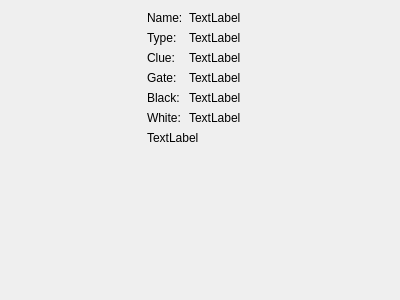
Above: arkhorclient/gui/mythosdatawidget.ui from kingnak/arkhor before the change. Below: the same form after it.
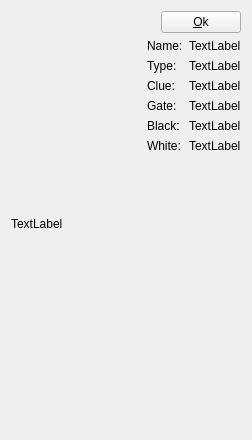
That is the form after the change. Icons and pictures are not drawn.

```diff
--- a/arkhorclient/gui/mythosdatawidget.ui
+++ b/arkhorclient/gui/mythosdatawidget.ui
@@ -6,14 +6,16 @@
    <rect>
     <x>0</x>
     <y>0</y>
-    <width>400</width>
-    <height>300</height>
+    <width>244</width>
+    <height>440</height>
    </rect>
   </property>
   <property name="windowTitle">
    <string>Form</string>
   </property>
-  <layout class="QHBoxLayout" name="horizontalLayout" stretch="0,1">
+  <layout class="QVBoxLayout" name="verticalLayout_3" stretch="0,1">
+   <item>
+    <layout class="QHBoxLayout" name="horizontalLayout_2">
    <item>
     <widget class="QLabel" name="lblMythosCard">
      <property name="minimumSize">
@@ -40,9 +42,36 @@
     </widget>
    </item>
    <item>
-    <layout class="QVBoxLayout" name="verticalLayout" stretch="0,1">
+      <layout class="QVBoxLayout" name="verticalLayout_2" stretch="0,1">
+       <item>
+        <layout class="QHBoxLayout" name="horizontalLayout">
+         <item>
+          <spacer name="horizontalSpacer">
+           <property name="orientation">
+            <enum>Qt::Horizontal</enum>
+           </property>
+           <property name="sizeHint" stdset="0">
+            <size>
+             <width>40</width>
+             <height>20</height>
+            </size>
+           </property>
+          </spacer>
+         </item>
+         <item>
+          <widget class="QPushButton" name="btnAcknowledgeMythos">
+           <property name="text">
+            <string>&amp;Ok</string>
+           </property>
+          </widget>
+         </item>
+        </layout>
+       </item>
      <item>
       <layout class="QFormLayout" name="formLayout">
+         <property name="fieldGrowthPolicy">
+          <enum>QFormLayout::AllNonFixedFieldsGrow</enum>
+         </property>
        <item row="0" column="0">
         <widget class="QLabel" name="label_7">
          <property name="text">
@@ -55,6 +84,9 @@
          <property name="text">
           <string>TextLabel</string>
          </property>
+           <property name="wordWrap">
+            <bool>true</bool>
+           </property>
         </widget>
        </item>
        <item row="1" column="0">
@@ -132,6 +164,12 @@
        </item>
       </layout>
      </item>
+      </layout>
+     </item>
+    </layout>
+   </item>
+   <item>
+    <layout class="QVBoxLayout" name="verticalLayout" stretch="0">
      <item>
       <widget class="QLabel" name="lblDesc">
        <property name="text">
```
Left out of the diff: 3 changed lines with no effect on the pictures. Lines whose indentation alone changed are shown as unchanged.
